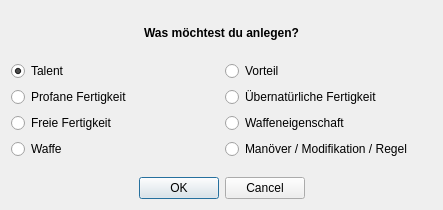
Qt form UI/DatenbankSelectType.ui (Aeolitus/Sephrasto) before a commit.
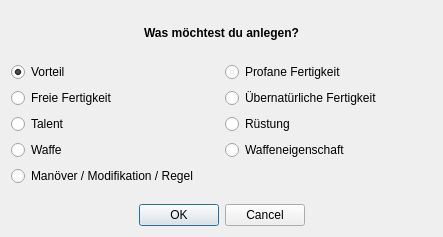
The same form after that commit.

Commit message: - Database: Added new db type armors - Database Editor: type filter can now be globally enabled/disabled via new tristate checkbox. - Put all armor calculations into member functions of the armor class. - Charakter equipment tab: Added armor picker; added total points label to Zonenrüstung with a warning if its not a multiple of 6; Zonenrüstung now shows total armor spinner (disabled).

```diff
--- a/UI/DatenbankSelectType.ui
+++ b/UI/DatenbankSelectType.ui
@@ -10,7 +10,7 @@
     <x>0</x>
     <y>0</y>
     <width>443</width>
-    <height>210</height>
+    <height>237</height>
    </rect>
   </property>
   <property name="windowTitle">
@@ -72,7 +72,7 @@
      </item>
      <item>
       <layout class="QGridLayout" name="gridLayout">
-       <item row="1" column="1">
+       <item row="2" column="1">
         <widget class="QRadioButton" name="buttonUebernatuerlich">
          <property name="minimumSize">
           <size>
@@ -85,7 +85,36 @@
          </property>
         </widget>
        </item>
+       <item row="4" column="0">
+        <widget class="QRadioButton" name="buttonWaffe">
+         <property name="minimumSize">
+          <size>
+           <width>0</width>
+           <height>20</height>
+          </size>
+         </property>
+         <property name="text">
+          <string>Waffe</string>
+         </property>
+        </widget>
+       </item>
        <item row="1" column="0">
+        <widget class="QRadioButton" name="buttonVorteil">
+         <property name="minimumSize">
+          <size>
+           <width>0</width>
+           <height>20</height>
+          </size>
+         </property>
+         <property name="text">
+          <string>Vorteil</string>
+         </property>
+         <property name="checked">
+          <bool>true</bool>
+         </property>
+        </widget>
+       </item>
+       <item row="1" column="1">
         <widget class="QRadioButton" name="buttonFertigkeit">
          <property name="minimumSize">
           <size>
@@ -98,7 +127,14 @@
          </property>
         </widget>
        </item>
-       <item row="0" column="0">
+       <item row="2" column="0">
+        <widget class="QRadioButton" name="buttonFreieFertigkeit">
+         <property name="text">
+          <string>Freie Fertigkeit</string>
+         </property>
+        </widget>
+       </item>
+       <item row="3" column="0">
         <widget class="QRadioButton" name="buttonTalent">
          <property name="minimumSize">
           <size>
@@ -110,24 +146,18 @@
           <string>Talent</string>
          </property>
          <property name="checked">
-          <bool>true</bool>
-         </property>
-        </widget>
-       </item>
-       <item row="0" column="1">
-        <widget class="QRadioButton" name="buttonVorteil">
-         <property name="minimumSize">
-          <size>
-           <width>0</width>
-           <height>20</height>
-          </size>
-         </property>
-         <property name="text">
-          <string>Vorteil</string>
+          <bool>false</bool>
          </property>
         </widget>
        </item>
        <item row="3" column="1">
+        <widget class="QRadioButton" name="buttonRuestung">
+         <property name="text">
+          <string>Rüstung</string>
+         </property>
+        </widget>
+       </item>
+       <item row="5" column="0">
         <widget class="QRadioButton" name="buttonManoever">
          <property name="minimumSize">
           <size>
@@ -140,20 +170,7 @@
          </property>
         </widget>
        </item>
-       <item row="3" column="0">
-        <widget class="QRadioButton" name="buttonWaffe">
-         <property name="minimumSize">
-          <size>
-           <width>0</width>
-           <height>20</height>
-          </size>
-         </property>
-         <property name="text">
-          <string>Waffe</string>
-         </property>
-        </widget>
-       </item>
-       <item row="2" column="1">
+       <item row="4" column="1">
         <widget class="QRadioButton" name="buttonWaffeneigenschaft">
          <property name="minimumSize">
           <size>
@@ -166,13 +183,6 @@
          </property>
         </widget>
        </item>
-       <item row="2" column="0">
-        <widget class="QRadioButton" name="buttonFreieFertigkeit">
-         <property name="text">
-          <string>Freie Fertigkeit</string>
-         </property>
-        </widget>
-       </item>
       </layout>
      </item>
      <item>
```
Left out of the diff: 7 changed lines with no effect on the pictures. The commit also changes 24 other files.
